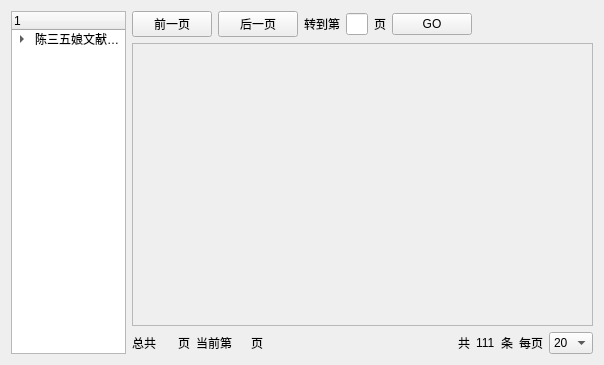
Before: the Qt Designer form UI/UI_DBSourceWindow.ui in mortersen/C35N, drawn with Qt 5.
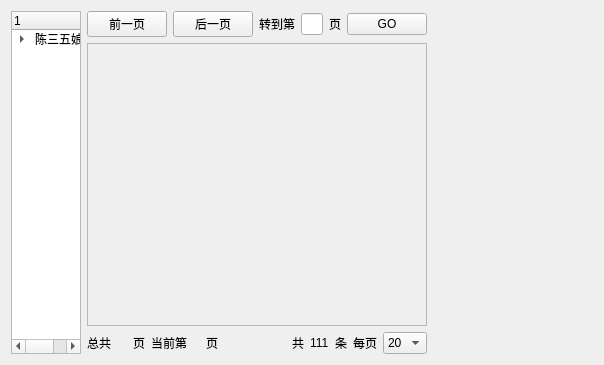
After: the same form once the commit is applied. Icons and pictures are not drawn.

```diff
--- a/UI/UI_DBSourceWindow.ui
+++ b/UI/UI_DBSourceWindow.ui
@@ -13,7 +13,7 @@
   <property name="windowTitle">
    <string>Form</string>
   </property>
-  <layout class="QHBoxLayout" name="horizontalLayout_3" stretch="3,12">
+  <layout class="QHBoxLayout" name="horizontalLayout_3" stretch="3,12,8">
    <item>
     <widget class="QTreeWidget" name="tree_LeftView">
      <column>
@@ -152,7 +152,7 @@
          <rect>
           <x>0</x>
           <y>0</y>
-          <width>460</width>
+          <width>350</width>
           <height>283</height>
          </rect>
         </property>
@@ -284,6 +284,9 @@
      </item>
     </layout>
    </item>
+   <item>
+    <widget class="QWidget" name="widget_RightDetail" native="true"/>
+   </item>
   </layout>
  </widget>
  <resources>
```
